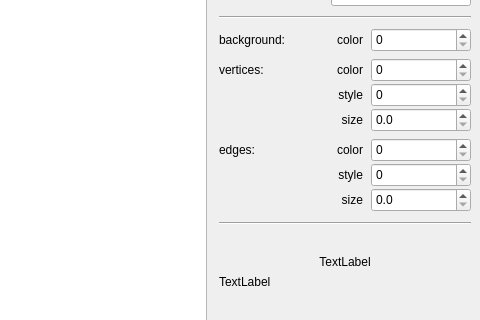
Before: the Qt Designer form src/gui/mainwindow.ui in Dolaxom/C_3DEngine, drawn with Qt 5; both pictures show x 531 to 1011 and y 417 to 737 of the 1011 by 820 pixel window.
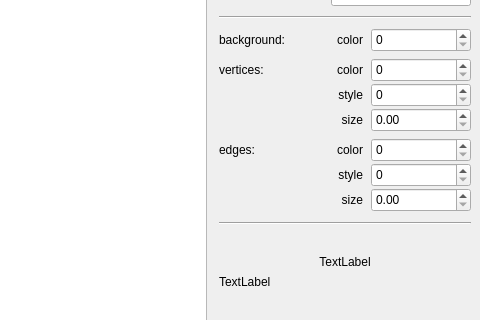
After: the same form once the commit is applied.

Diff of the .ui file:
```diff
--- a/src/gui/mainwindow.ui
+++ b/src/gui/mainwindow.ui
@@ -1017,10 +1017,10 @@
            </size>
           </property>
           <property name="decimals">
-           <number>1</number>
+           <number>2</number>
           </property>
           <property name="maximum">
-           <double>5.000000000000000</double>
+           <double>10.000000000000000</double>
           </property>
           <property name="singleStep">
            <double>0.100000000000000</double>
@@ -1181,10 +1181,10 @@
            </size>
           </property>
           <property name="decimals">
-           <number>1</number>
+           <number>2</number>
           </property>
           <property name="maximum">
-           <double>5.000000000000000</double>
+           <double>10.000000000000000</double>
           </property>
           <property name="singleStep">
            <double>0.100000000000000</double>
```
Left out of the diff: 4 changed lines with no effect on the pictures.
